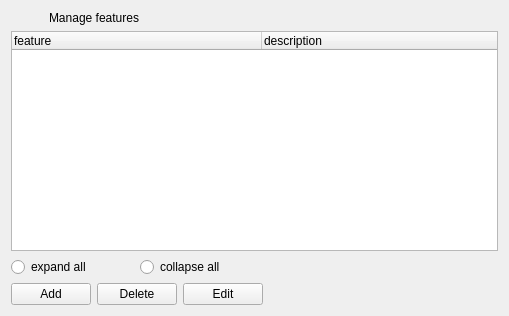
This is client/uiforms/features.ui in Wolframe/configurator as Qt 5 draws it before an edit. The edited form follows.
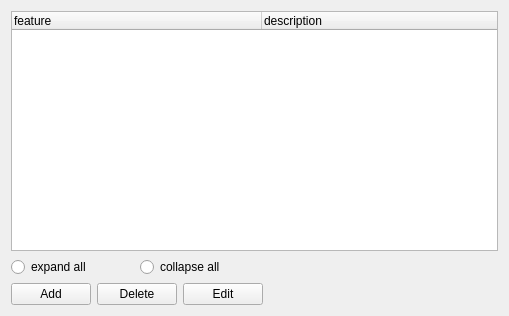
This is the edited form. Icons and pictures are not drawn.

The edit to the form file:
```diff
--- a/client/uiforms/features.ui
+++ b/client/uiforms/features.ui
@@ -13,11 +13,15 @@
   <property name="windowTitle">
    <string>Features</string>
   </property>
+  <property name="windowIcon">
+   <iconset resource="../configurator.qrc">
+    <normaloff>:/images/chart_organisation.png</normaloff>:/images/chart_organisation.png</iconset>
+  </property>
   <property name="singletonWindow" stdset="0">
    <bool>true</bool>
   </property>
   <layout class="QGridLayout" name="gridLayout">
-   <item row="1" column="0" colspan="2">
+   <item row="0" column="0" colspan="2">
     <widget class="QTreeWidget" name="feature">
      <property name="itemsExpandable">
       <bool>true</bool>
@@ -64,7 +68,7 @@
      </column>
     </widget>
    </item>
-   <item row="2" column="0">
+   <item row="1" column="0">
     <layout class="QHBoxLayout" name="horizontalLayout_2">
      <item>
       <widget class="QRadioButton" name="expand">
@@ -82,7 +86,7 @@
      </item>
     </layout>
    </item>
-   <item row="2" column="1">
+   <item row="1" column="1">
     <spacer name="horizontalSpacer">
      <property name="orientation">
       <enum>Qt::Horizontal</enum>
@@ -95,7 +99,7 @@
      </property>
     </spacer>
    </item>
-   <item row="4" column="0">
+   <item row="3" column="0">
     <layout class="QHBoxLayout" name="horizontalLayout">
      <item>
       <widget class="QPushButton" name="add">
@@ -129,33 +133,6 @@
      </item>
     </layout>
    </item>
-   <item row="0" column="0" colspan="2">
-    <layout class="QHBoxLayout" name="horizontalLayout_3">
-     <item>
-      <widget class="QLabel" name="label_2">
-       <property name="maximumSize">
-        <size>
-         <width>32</width>
-         <height>32</height>
-        </size>
-       </property>
-       <property name="text">
-        <string/>
-       </property>
-       <property name="pixmap">
-        <pixmap resource="../configurator.qrc">:/images/chart_organisation.png</pixmap>
-       </property>
-      </widget>
-     </item>
-     <item>
-      <widget class="QLabel" name="label">
-       <property name="text">
-        <string>Manage features</string>
-       </property>
-      </widget>
-     </item>
-    </layout>
-   </item>
   </layout>
  </widget>
  <tabstops>
```
